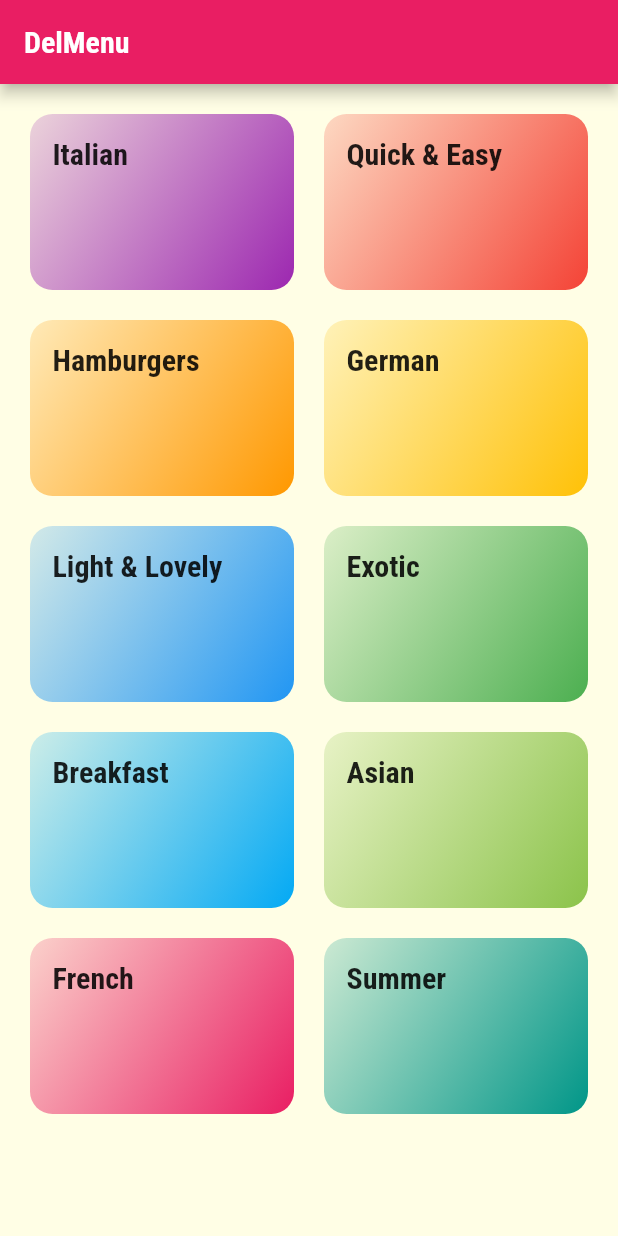
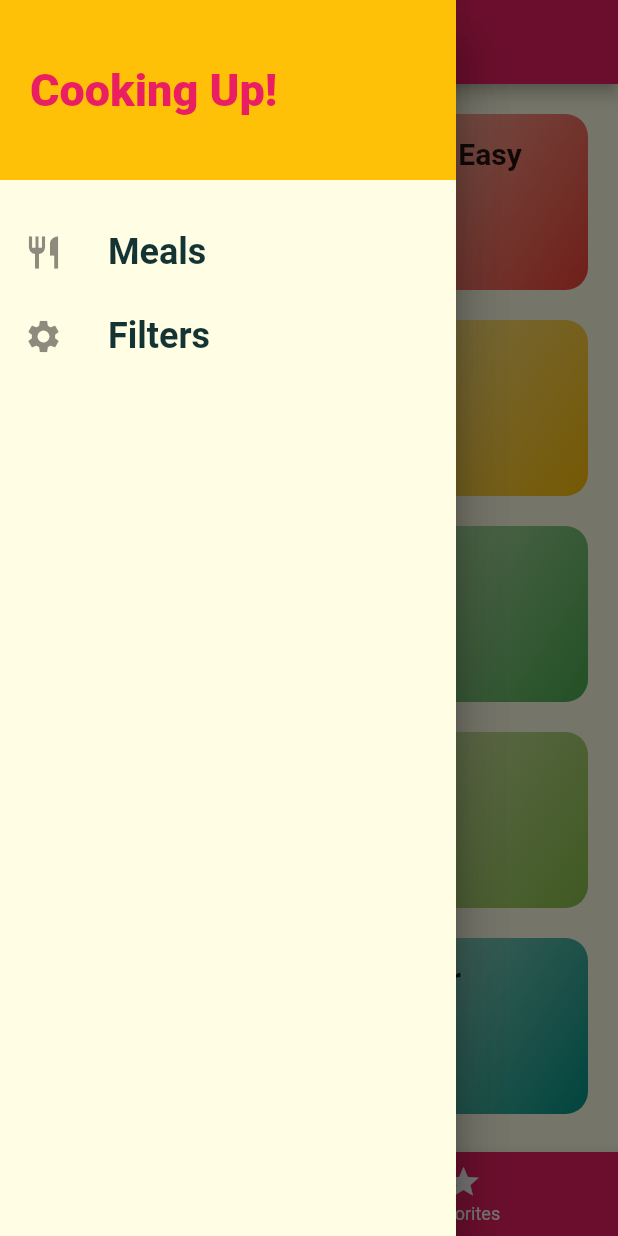
Before and after one commit to LilyKras/flutter_projects, a Flutter app: the screen it shows after launch, with the side drawer open (before the commit the screen has no drawer), on a phone screen of 412 x 824 dp. Run offline on Flutter 3.47's test engine with Material 2 defaults, Android fonts, the phone set to English and light mode, and no system bars.

Commit message:
Final version

```diff
--- a/lib/dummy_data.dart
+++ b/lib/dummy_data.dart
@@ -100,7 +100,7 @@ const DUMMY_MEALS = const [
     affordability: Affordability.Affordable,
     complexity: Complexity.Simple,
     imageUrl:
-        'https://cdn.pixabay.com/photo/2018/07/11/21/51/toast-3532016_1280.jpg',
+        'https://upload.wikimedia.org/wikipedia/commons/thumb/2/20/Spaghetti_Bolognese_mit_Parmesan_oder_Grana_Padano.jpg/800px-Spaghetti_Bolognese_mit_Parmesan_oder_Grana_Padano.jpg',
     duration: 10,
     ingredients: [
       '1 Slice White Bread',
@@ -129,7 +129,7 @@ const DUMMY_MEALS = const [
     affordability: Affordability.Pricey,
     complexity: Complexity.Simple,
     imageUrl:
-        'https://cdn.pixabay.com/photo/2014/10/23/18/05/burger-500054_1280.jpg',
+        'https://upload.wikimedia.org/wikipedia/commons/thumb/2/20/Spaghetti_Bolognese_mit_Parmesan_oder_Grana_Padano.jpg/800px-Spaghetti_Bolognese_mit_Parmesan_oder_Grana_Padano.jpg',
     duration: 45,
     ingredients: [
       '300g Cattle Hack',
@@ -160,7 +160,7 @@ const DUMMY_MEALS = const [
     affordability: Affordability.Luxurious,
     complexity: Complexity.Challenging,
     imageUrl:
-        'https://cdn.pixabay.com/photo/2018/03/31/19/29/schnitzel-3279045_1280.jpg',
+        'https://upload.wikimedia.org/wikipedia/commons/thumb/2/20/Spaghetti_Bolognese_mit_Parmesan_oder_Grana_Padano.jpg/800px-Spaghetti_Bolognese_mit_Parmesan_oder_Grana_Padano.jpg',
     duration: 60,
     ingredients: [
       '8 Veal Cutlets',
@@ -197,7 +197,7 @@ const DUMMY_MEALS = const [
     affordability: Affordability.Luxurious,
     complexity: Complexity.Simple,
     imageUrl:
-        'https://cdn.pixabay.com/photo/2016/10/25/13/29/smoked-salmon-salad-1768890_1280.jpg',
+        'https://upload.wikimedia.org/wikipedia/commons/thumb/2/20/Spaghetti_Bolognese_mit_Parmesan_oder_Grana_Padano.jpg/800px-Spaghetti_Bolognese_mit_Parmesan_oder_Grana_Padano.jpg',
     duration: 15,
     ingredients: [
       'Arugula',
@@ -232,7 +232,7 @@ const DUMMY_MEALS = const [
     affordability: Affordability.Affordable,
     complexity: Complexity.Hard,
     imageUrl:
-        'https://cdn.pixabay.com/photo/2017/05/01/05/18/pastry-2274750_1280.jpg',
+        'https://upload.wikimedia.org/wikipedia/commons/thumb/2/20/Spaghetti_Bolognese_mit_Parmesan_oder_Grana_Padano.jpg/800px-Spaghetti_Bolognese_mit_Parmesan_oder_Grana_Padano.jpg',
     duration: 240,
     ingredients: [
       '4 Sheets of Gelatine',
@@ -267,7 +267,7 @@ const DUMMY_MEALS = const [
     affordability: Affordability.Affordable,
     complexity: Complexity.Simple,
     imageUrl:
-        'https://cdn.pixabay.com/photo/2018/07/10/21/23/pancake-3529653_1280.jpg',
+        'https://upload.wikimedia.org/wikipedia/commons/thumb/2/20/Spaghetti_Bolognese_mit_Parmesan_oder_Grana_Padano.jpg/800px-Spaghetti_Bolognese_mit_Parmesan_oder_Grana_Padano.jpg',
     duration: 20,
     ingredients: [
       '1 1/2 Cups all-purpose Flour',
@@ -298,7 +298,7 @@ const DUMMY_MEALS = const [
     affordability: Affordability.Pricey,
     complexity: Complexity.Challenging,
     imageUrl:
-        'https://cdn.pixabay.com/photo/2018/06/18/16/05/indian-food-3482749_1280.jpg',
+        'https://upload.wikimedia.org/wikipedia/commons/thumb/2/20/Spaghetti_Bolognese_mit_Parmesan_oder_Grana_Padano.jpg/800px-Spaghetti_Bolognese_mit_Parmesan_oder_Grana_Padano.jpg',
     duration: 35,
     ingredients: [
       '4 Chicken Breasts',
@@ -331,7 +331,7 @@ const DUMMY_MEALS = const [
     affordability: Affordability.Affordable,
     complexity: Complexity.Hard,
     imageUrl:
-        'https://cdn.pixabay.com/photo/2014/08/07/21/07/souffle-412785_1280.jpg',
+        'https://upload.wikimedia.org/wikipedia/commons/thumb/2/20/Spaghetti_Bolognese_mit_Parmesan_oder_Grana_Padano.jpg/800px-Spaghetti_Bolognese_mit_Parmesan_oder_Grana_Padano.jpg',
     duration: 45,
     ingredients: [
       '1 Teaspoon melted Butter',
@@ -382,7 +382,7 @@ const DUMMY_MEALS = const [
     affordability: Affordability.Luxurious,
     complexity: Complexity.Simple,
     imageUrl:
-        'https://cdn.pixabay.com/photo/2018/04/09/18/26/asparagus-3304997_1280.jpg',
+        'https://upload.wikimedia.org/wikipedia/commons/thumb/2/20/Spaghetti_Bolognese_mit_Parmesan_oder_Grana_Padano.jpg/800px-Spaghetti_Bolognese_mit_Parmesan_oder_Grana_Padano.jpg',
     duration: 30,
     ingredients: [
       'White and Green Asparagus',
--- a/lib/main.dart
+++ b/lib/main.dart
@@ -1,59 +1,119 @@
 import 'package:flutter/material.dart';
+import 'package:food_menu/dummy_data.dart';
+import 'package:food_menu/models/meal.dart';
+import 'package:food_menu/screens/filter_screen.dart';
 
+import './screens/tabs_screen.dart';
 import './screens/meal_detail_screen.dart';
 import './screens/category_meals_screen.dart';
 import './screens/categories_screen.dart';
 
 void main() => runApp(MyApp());
 
-class MyApp extends StatelessWidget {
+class MyApp extends StatefulWidget {
+  @override
+  State<MyApp> createState() => _MyAppState();
+}
+
+class _MyAppState extends State<MyApp> {
+  Map<String, bool> _filters = {
+    'gluten': false,
+    'lactose': false,
+    'vegetarian': false,
+    'vegan': false,
+  };
+
+  List<Meal> _availableMeals = DUMMY_MEALS;
+  List<Meal> _favoriteMeals = [];
+
+  void _setFilters(Map<String, bool> filterData) {
+    setState(() {
+      _filters = filterData;
+
+      _availableMeals = DUMMY_MEALS.where((element) {
+        if (!element.isGlutenFree && _filters['gluten']!) {
+          return false;
+        }
+        if (!element.isLactoseFree && _filters['lactose']!) {
+          return false;
+        }
+        if (!element.isVegetarian && _filters['vegetarian']!) {
+          return false;
+        }
+        if (!element.isVegan && _filters['vegan']!) {
+          return false;
+        }
+        return true;
+        ;
+      }).toList();
+    });
+  }
+
+  bool _toggleFavorite(String mealId) {
+    final existingIndex =
+        _favoriteMeals.indexWhere((element) => element.id == mealId);
+    if (existingIndex >= 0) {
+      setState(() {
+        _favoriteMeals.removeAt(existingIndex);
+      });
+      return true;
+    } else {
+      setState(() {
+        _favoriteMeals
+            .add(DUMMY_MEALS.firstWhere((element) => element.id == mealId));
+      });
+      return false;
+    }
+  }
+
+  bool _isMealFavorite(String id) {
+    return _favoriteMeals.any((meal) => meal.id == id);
+  }
+
   @override
   Widget build(BuildContext context) {
     return MaterialApp(
       title: 'DeliMeals',
       theme: ThemeData(
-          primarySwatch: Colors.pink,
-          accentColor: Colors.amber,
-          canvasColor: Color.fromRGBO(255, 254, 229, 1),
-          fontFamily: 'Raleway',
-          textTheme: ThemeData.light().textTheme.copyWith(
-              bodyText1: TextStyle(color: Color.fromRGBO(20, 51, 51, 1)),
-              bodyText2: TextStyle(color: Color.fromRGBO(20, 51, 51, 1)),
-              headline6: TextStyle(fontSize: 20, fontFamily: 'RobotoCondensed', fontWeight: FontWeight.bold)
-              )),
-
-
+        primarySwatch: Colors.pink,
+        accentColor: Colors.amber,
+        canvasColor: Color.fromRGBO(255, 254, 229, 1),
+        textTheme: ThemeData.light().textTheme.copyWith(
+            bodyText1: TextStyle(
+              color: Color.fromRGBO(20, 51, 51, 1),
+            ),
+            bodyText2: TextStyle(
+              color: Color.fromRGBO(20, 51, 51, 1),
+            ),
+            headline6: TextStyle(
+              fontSize: 20,
+              fontWeight: FontWeight.bold,
+            )),
+      ),
+      // home: CategoriesScreen(),
+      initialRoute: '/', // default is '/'
       routes: {
-        '/': (ctx) => CategoryScreen(),
-        CategoryMealsScreen.routeName: (ctx) => CategoryMealsScreen(),
-        MealDetailScreen.routeName: (ctx) => MealDetailScreen()
+        '/': (ctx) => TabsScreen(_favoriteMeals),
+        CategoryMealsScreen.routeName: (ctx) =>
+            CategoryMealsScreen(_availableMeals),
+        MealDetailScreen.routeName: (ctx) =>
+            MealDetailScreen(_toggleFavorite, _isMealFavorite),
+        FilterScreen.routeName: (ctx) => FilterScreen(_filters, _setFilters),
       },
-      onGenerateRoute: (settings){
+      onGenerateRoute: (settings) {
         print(settings.arguments);
-        return MaterialPageRoute(builder: (ctx) =>CategoryScreen(),);
+        // if (settings.name == '/meal-detail') {
+        //   return ...;
+        // } else if (settings.name == '/something-else') {
+        //   return ...;
+        // }
+        // return MaterialPageRoute(builder: (ctx) => CategoriesScreen(),);
       },
-      onUnknownRoute: (settings){
-        return MaterialPageRoute(builder: (ctx) =>CategoryScreen(),);
+      onUnknownRoute: (settings) {
+        return MaterialPageRoute(
+          builder: (ctx) => CategoryScreen(),
+        );
       },
     );
   }
 }
-
-class MyHomePage extends StatefulWidget {
-  @override
-  _MyHomePageState createState() => _MyHomePageState();
-}
-
-class _MyHomePageState extends State<MyHomePage> {
-  @override
-  Widget build(BuildContext context) {
-    return Scaffold(
-      appBar: AppBar(
-        title: Text('DeliMeals'),
-      ),
-      body: Center(
-        child: Text('Navigation Time!'),
-      ),
-    );
-  }
-}
--- a/lib/screens/categories_screen.dart
+++ b/lib/screens/categories_screen.dart
@@ -6,9 +6,7 @@ import '../dummy_data.dart';
 class CategoryScreen extends StatelessWidget {
   @override
   Widget build(BuildContext context) {
-    return Scaffold(
-      appBar: AppBar(title: Text("DelMenu")),
-      body: GridView(
+    return GridView(
       padding: const EdgeInsets.all(20),
       gridDelegate: SliverGridDelegateWithMaxCrossAxisExtent(
         maxCrossAxisExtent: 200,
@@ -23,7 +21,6 @@ class CategoryScreen extends StatelessWidget {
                 id: catData.id,
               ))
           .toList(),
-      ),
     );
   }
 }
--- /dev/null
+++ b/lib/screens/favorites_screen.dart
@@ -0,0 +1,28 @@
+import 'package:flutter/material.dart';
+
+import '../models/meal.dart';
+import '../widgets/meal_item.dart';
+
+class FavoritesScreen extends StatelessWidget {
+  final List<Meal> _favorites;
+  FavoritesScreen(this._favorites);
+
+  @override
+  Widget build(BuildContext context) {
+    return _favorites.isEmpty
+        ? Center(child: Text('You have no favorites'))
+        : ListView.builder(
+            itemBuilder: (ctx, index) {
+              return MealItem(
+                title: _favorites[index].title,
+                imageUrl: _favorites[index].imageUrl,
+                affordability: _favorites[index].affordability,
+                complexity: _favorites[index].complexity,
+                duration: _favorites[index].duration,
+                id: _favorites[index].id,
+              );
+            },
+            itemCount: _favorites.length,
+          );
+  }
+}
--- /dev/null
+++ b/lib/screens/tabs_screen.dart
@@ -0,0 +1,58 @@
+import 'package:flutter/material.dart';
+
+import '../models/meal.dart';
+import '../widgets/main_drawer.dart';
+import './categories_screen.dart';
+import './favorites_screen.dart';
+
+class TabsScreen extends StatefulWidget {
+  final List<Meal> _favorites;
+  TabsScreen(this._favorites);
+
+  @override
+  State<TabsScreen> createState() => _TabsScreenState();
+}
+
+class _TabsScreenState extends State<TabsScreen> {
+  List<Widget> _pages = [];
+
+  int _selectedPageIndex = 0;
+
+  void _selectPage(int index) {
+    setState(() {
+      _selectedPageIndex = index;
+    });
+  }
+
+  @override
+  void initState() {
+    // TODO: implement initState
+    _pages = [CategoryScreen(), FavoritesScreen(widget._favorites)];
+    super.initState();
+  }
+
+  @override
+  Widget build(BuildContext context) {
+    return Scaffold(
+      appBar: AppBar(
+        title: Text('Meal'),
+      ),
+      drawer: Drawer(child: MainDrawer()),
+      body: _pages[_selectedPageIndex],
+      bottomNavigationBar: BottomNavigationBar(
+        backgroundColor: Theme.of(context).primaryColor,
+        unselectedItemColor: Colors.white,
+        selectedItemColor: Theme.of(context).accentColor,
+        currentIndex: _selectedPageIndex,
+        items: [
+          BottomNavigationBarItem(
+            icon: Icon(Icons.category),
+            label: "Categories",
+          ),
+          BottomNavigationBarItem(icon: Icon(Icons.star), label: "Favorites"),
+        ],
+        onTap: _selectPage,
+      ),
+    );
+  }
+}
--- /dev/null
+++ b/lib/widgets/main_drawer.dart
@@ -0,0 +1,57 @@
+import 'package:flutter/material.dart';
+import '../screens/filter_screen.dart';
+
+class MainDrawer extends StatelessWidget {
+  Widget buildListTile(String title, IconData icon, Function tapHandler) {
+    return ListTile(
+      leading: Icon(
+        icon,
+        size: 26,
+      ),
+      title: Text(
+        title,
+        style: TextStyle(
+          fontFamily: 'RobotoCondensed',
+          fontSize: 24,
+          fontWeight: FontWeight.bold,
+        ),
+      ),
+      onTap: () {
+        tapHandler();
+      },
+    );
+  }
+
+  @override
+  Widget build(BuildContext context) {
+    return Drawer(
+      child: Column(
+        children: <Widget>[
+          Container(
+            height: 120,
+            width: double.infinity,
+            padding: EdgeInsets.all(20),
+            alignment: Alignment.centerLeft,
+            color: Theme.of(context).accentColor,
+            child: Text(
+              'Cooking Up!',
+              style: TextStyle(
+                  fontWeight: FontWeight.w900,
+                  fontSize: 30,
+                  color: Theme.of(context).primaryColor),
+            ),
+          ),
+          SizedBox(
+            height: 20,
+          ),
+          buildListTile('Meals', Icons.restaurant, () {
+            Navigator.of(context).pushReplacementNamed('/');
+          }),
+          buildListTile('Filters', Icons.settings, () {
+            Navigator.of(context).pushReplacementNamed(FilterScreen.routeName);
+          }),
+        ],
+      ),
+    );
+  }
+}
```
Also changed, not shown: lib/screens/category_meals_screen.dart (+19 -5 lines), lib/screens/filter_screen.dart (added, +96 -0 lines), lib/screens/meal_detail_screen.dart (+13 -4 lines), lib/widgets/category_item.dart (+7 -5 lines), lib/widgets/meal_item.dart (+48 -27 lines), pubspec.yaml (+18 -18 lines). Lines whose indentation alone changed are shown as unchanged.
